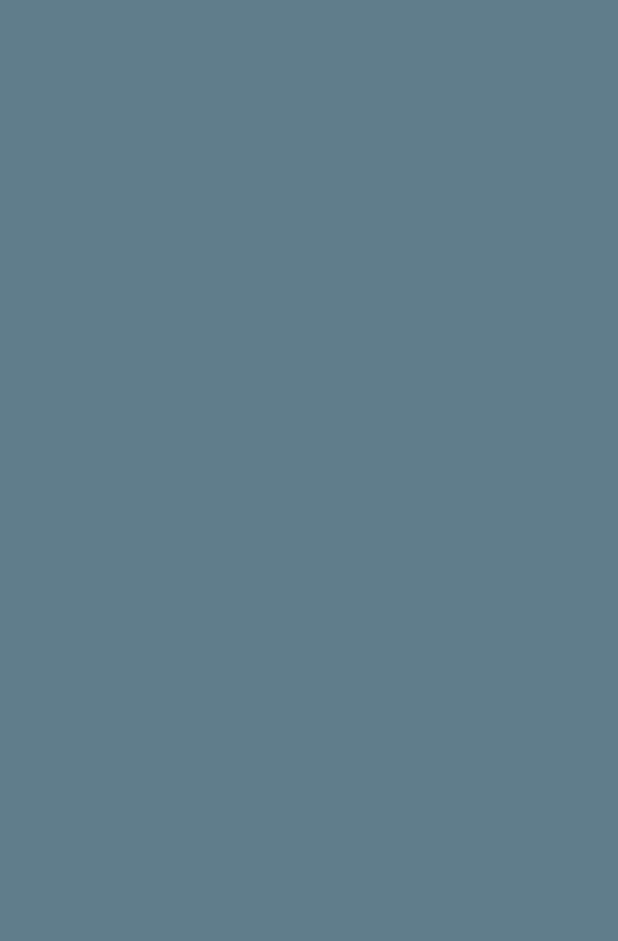
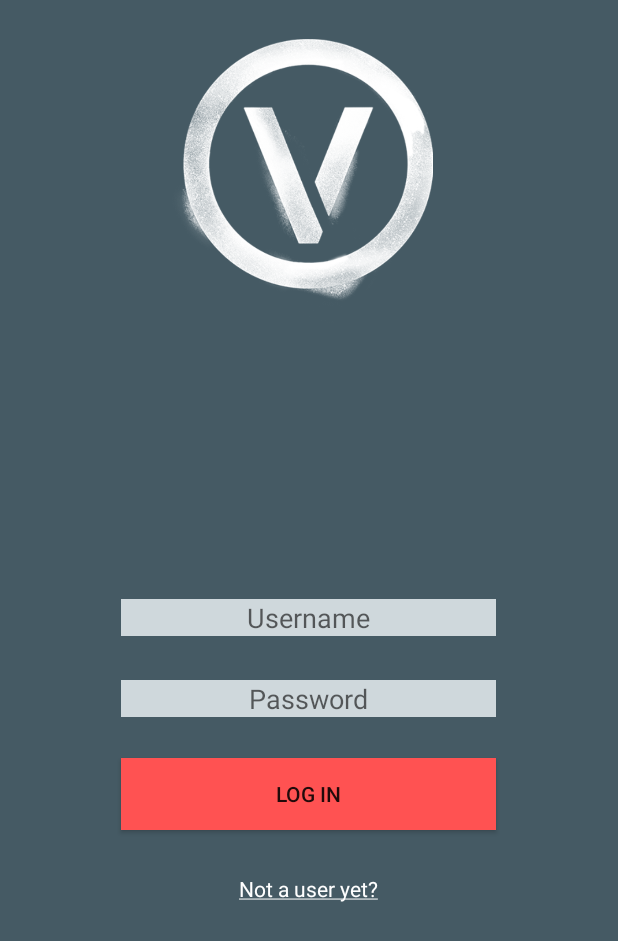
Before and after one commit to benviss/epic-android-fitnessapp, an Android app: the screen it shows after launch (MainActivity before the commit, LogInActivity after it), on a phone screen of 412 x 824 dp. Before the commit the part shown is empty. Shown: the top 941 px of the screen. Run offline under Robolectric (Android 15) with nearby library versions, the phone set to English and light mode, and no system bars.

Commit message:
add sign-up activity layout

```diff
--- a/app/src/main/res/layout/activity_log_in.xml
+++ b/app/src/main/res/layout/activity_log_in.xml
@@ -51,7 +51,7 @@
         android:layout_width="wrap_content"
         android:layout_height="wrap_content"
         android:textAppearance="?android:attr/textAppearanceSmall"
-        android:text="Not a user yet?"
+        android:text="@string/signUp"
         android:id="@+id/textView"
         android:layout_below="@+id/logInButton"
         android:layout_centerHorizontal="true"
@@ -60,4 +60,24 @@
         android:onClick="onClickUserSignUp"
         android:clickable="true" />
 
+    <ImageView
+        android:layout_width="200dp"
+        android:layout_height="200dp"
+        android:id="@+id/imageView"
+        android:src="@drawable/Vlogo"
+        android:paddingTop="10dp"
+        android:paddingRight="10dp"
+        android:layout_alignParentTop="true"
+        android:layout_centerHorizontal="true" />
+
+    <Space
+        android:layout_width="20px"
+        android:layout_height="20px"
+        android:layout_alignBottom="@+id/imageView"
+        android:layout_alignParentLeft="true"
+        android:layout_alignParentStart="true"
+        android:layout_marginLeft="107dp"
+        android:layout_marginStart="107dp"
+        android:layout_marginBottom="65dp" />
+
 </RelativeLayout>
--- a/app/src/main/res/values/strings.xml
+++ b/app/src/main/res/values/strings.xml
@@ -1,3 +1,4 @@
 <resources>
+    <string name="signUp"><u>Not a user yet?</u></string>
     <string name="app_name">FitnessApp</string>
 </resources>
```
Also changed, not shown: app/src/main/AndroidManifest.xml (+8 -4 lines), app/src/main/res/layout/activity_sign_up.xml (+73 -1 lines), app/src/main/Vlogo-web.png (added), app/src/main/logo-web.png (added), app/src/main/res/drawable/Vlogo.png (added).
